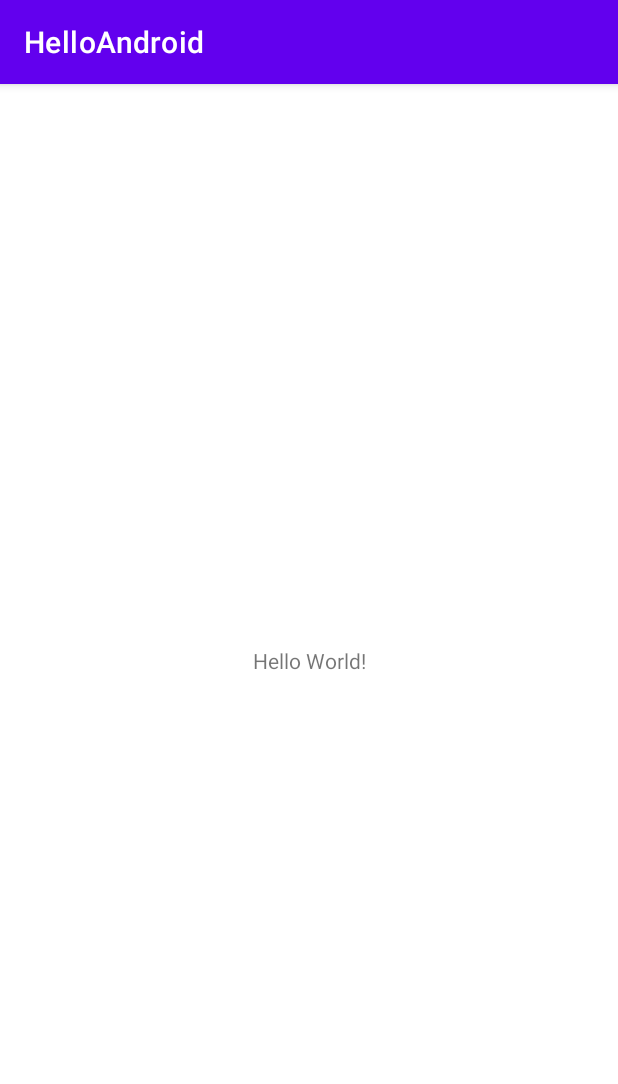
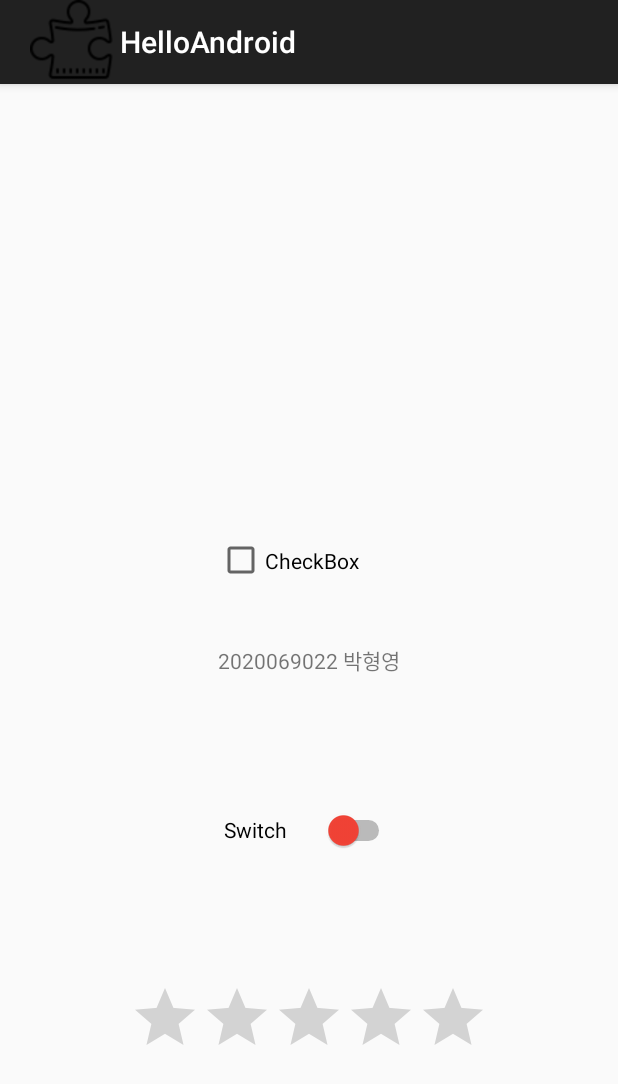
Before and after one commit to Park-HY-00/HelloAndroid, an Android app: the screen it shows after launch (MainActivity), on a phone screen of 412 x 824 dp. Shown: the top 1084 px of the screen. Run offline under Robolectric (Android 15) with nearby library versions, the phone set to English and light mode, and no system bars.

Commit message:
add the widget and buttons

```diff
--- a/app/src/main/AndroidManifest.xml
+++ b/app/src/main/AndroidManifest.xml
@@ -8,7 +8,7 @@
         android:label="@string/app_name"
         android:roundIcon="@mipmap/ic_launcher_round"
         android:supportsRtl="true"
-        android:theme="@style/Theme.HelloAndroid">
+        android:theme="@style/Theme.AppCompat.Light.DarkActionBar">
         <activity
             android:name=".MainActivity"
             android:exported="true">
--- a/app/src/main/java/com/cookandroid/helloandroid/MainActivity.java
+++ b/app/src/main/java/com/cookandroid/helloandroid/MainActivity.java
@@ -10,5 +10,7 @@ public class MainActivity extends AppCompatActivity {
     protected void onCreate(Bundle savedInstanceState) {
         super.onCreate(savedInstanceState);
         setContentView(R.layout.activity_main);
+        getSupportActionBar().setDisplayShowHomeEnabled(true);
+        getSupportActionBar().setIcon(R.drawable.ic_launcher);
     }
 }
--- a/app/src/main/res/layout/activity_main.xml
+++ b/app/src/main/res/layout/activity_main.xml
@@ -6,13 +6,49 @@
     android:layout_height="match_parent"
     tools:context=".MainActivity">
 
+
     <TextView
+        android:id="@+id/textView"
         android:layout_width="wrap_content"
         android:layout_height="wrap_content"
-        android:text="Hello World!"
+        android:text="2020069022 박형영"
         app:layout_constraintBottom_toBottomOf="parent"
         app:layout_constraintLeft_toLeftOf="parent"
         app:layout_constraintRight_toRightOf="parent"
         app:layout_constraintTop_toTopOf="parent" />
 
+    <CheckBox
+        android:id="@+id/checkBox"
+        android:layout_width="123dp"
+        android:layout_height="58dp"
+        android:layout_marginStart="144dp"
+        android:layout_marginEnd="144dp"
+        android:layout_marginBottom="421dp"
+        android:text="CheckBox"
+        app:layout_constraintBottom_toBottomOf="parent"
+        app:layout_constraintEnd_toEndOf="parent"
+        app:layout_constraintStart_toStartOf="parent" />
+
+    <Switch
+        android:id="@+id/switch1"
+        android:layout_width="114dp"
+        android:layout_height="49dp"
+        android:layout_marginBottom="246dp"
+        android:text="Switch"
+        android:thumbTint="#F44336"
+        app:layout_constraintBottom_toBottomOf="parent"
+        app:layout_constraintEnd_toEndOf="parent"
+        app:layout_constraintHorizontal_bias="0.5"
+        app:layout_constraintStart_toStartOf="parent" />
+
+    <RatingBar
+        android:id="@+id/ratingBar"
+        android:layout_width="wrap_content"
+        android:layout_height="wrap_content"
+        android:layout_marginBottom="112dp"
+        app:layout_constraintBottom_toBottomOf="parent"
+        app:layout_constraintEnd_toEndOf="parent"
+        app:layout_constraintHorizontal_bias="0.5"
+        app:layout_constraintStart_toStartOf="parent" />
+
 </androidx.constraintlayout.widget.ConstraintLayout>
```
